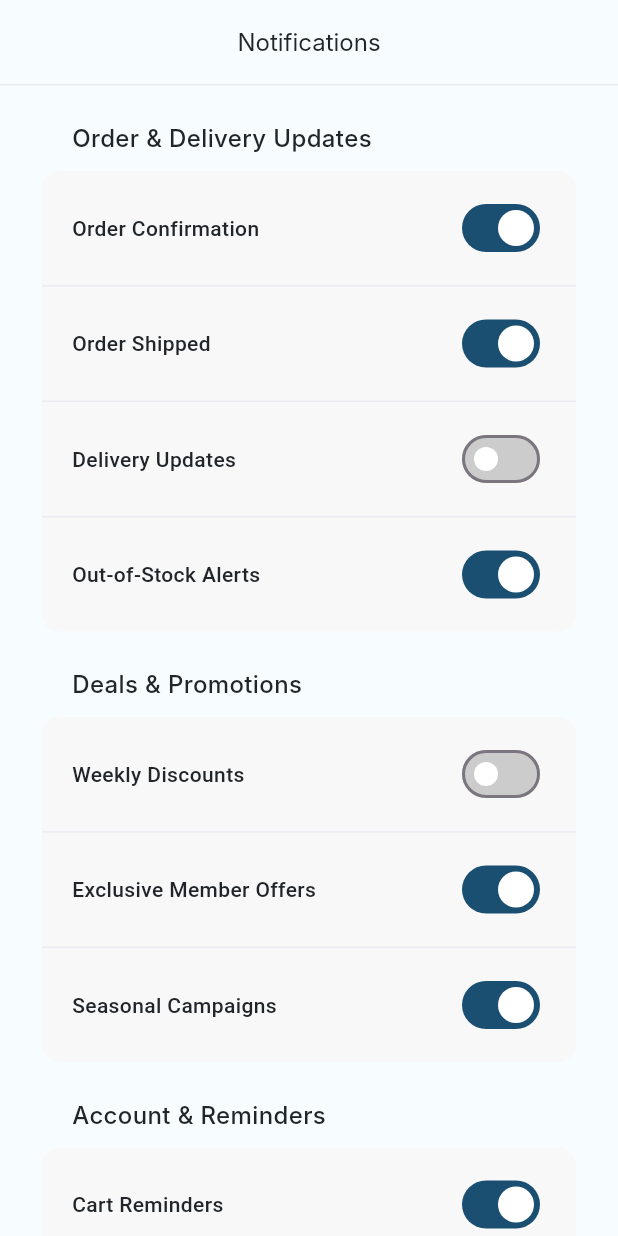
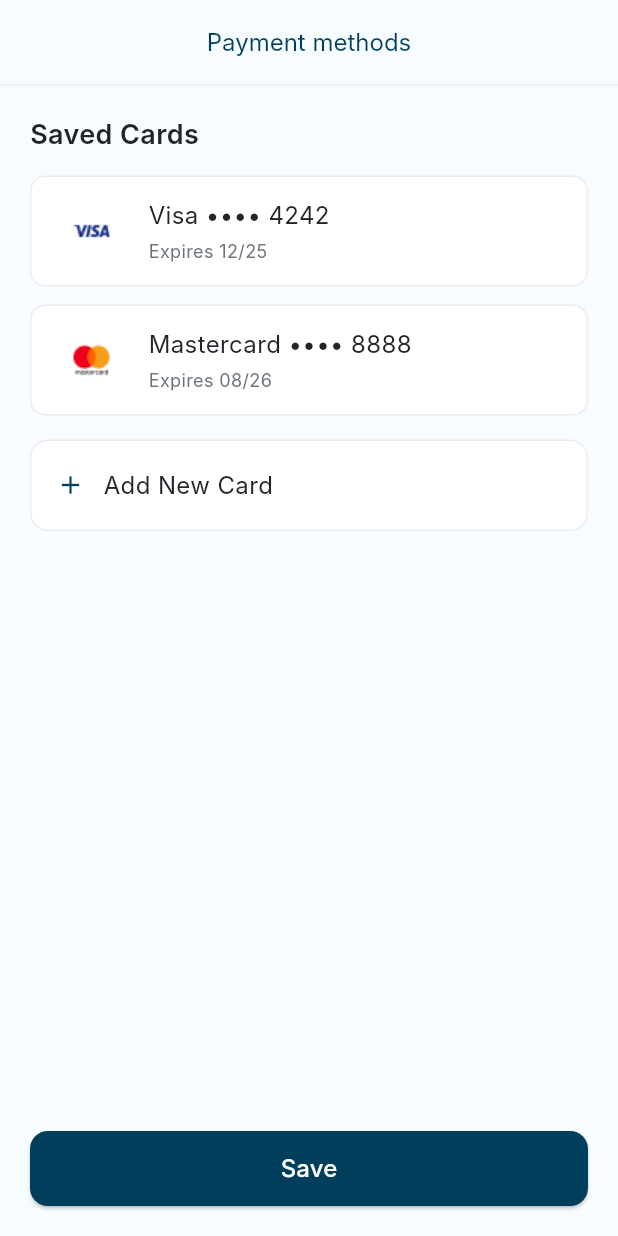
Before and after one commit to Elfouly282/grocery3, a Flutter app: the screen it shows after launch, on a phone screen of 412 x 824 dp. Run offline on Flutter 3.47's test engine with Material 3 defaults, Android fonts, the phone set to English and light mode, and no system bars; our stand-ins replace cached_network_image, dartz, dio, equatable, flutter_bloc, flutter_secure_storage and 5 more; missing offline and left inert: data_connection_checker_tv; Roboto replaces fonts that are missing (Cairo, Inter).

Commit message:
feat:design payment methods screen

```diff
--- a/lib/core/utils/theme/app_colors.dart
+++ b/lib/core/utils/theme/app_colors.dart
@@ -16,6 +16,7 @@ class AppColors {
   static const Color profileMenuItemBackground = Color(0xffEBEBF2);
   static const Color logoutColor = Color(0xffFF4D4D);
   static const Color iconColor = Color(0xFFBBBBBB);
+  static const Color inactiveTrackColor = Color(0xFFCCCCCC);
   // Status Colors
   static const Color success = Color(0xFF28A745);
   static const Color error = Color(0xFFDC3545);
--- a/lib/core/utils/theme/app_styles.dart
+++ b/lib/core/utils/theme/app_styles.dart
@@ -7,6 +7,18 @@ class AppStyles {
     fontSize: 24,
     fontWeight: FontWeight.bold,
     color: AppColors.black,
+  );
+  static const TextStyle font18Bold = TextStyle(
+    fontSize: 18,
+    fontWeight: FontWeight.w600,
+    color: AppColors.black,
+    fontFamily: AppFonts.interFont,
+  );
+  static const TextStyle font12Regular = TextStyle(
+    fontSize: 12,
+    fontWeight: FontWeight.w400,
+    color: AppColors.grey,
+    fontFamily: AppFonts.interFont,
   );
 
   static const TextStyle font16Medium = TextStyle(
--- /dev/null
+++ b/lib/features/profile/presentation/screens/payment_method_screen.dart
@@ -0,0 +1,75 @@
+import 'package:flutter/material.dart';
+import 'package:grocery3/core/shared_widgets/custom_app_bar.dart';
+import 'package:grocery3/core/shared_widgets/custom_button.dart';
+import 'package:grocery3/core/utils/theme/app_colors.dart';
+import 'package:grocery3/core/utils/theme/app_styles.dart';
+import 'package:grocery3/features/profile/presentation/widgets/add_new_card.dart';
+import 'package:grocery3/features/profile/presentation/widgets/card_model.dart';
+import 'package:grocery3/features/profile/presentation/widgets/custom_divider.dart';
+import 'package:grocery3/features/profile/presentation/widgets/saved_card_item.dart';
+
+class PaymentMethodsScreen extends StatelessWidget {
+  const PaymentMethodsScreen({super.key});
+
+  static const List<CardModel> _cards = [
+    CardModel(
+      imagePath: 'assets/images/visa_icon.png',
+      brand: 'Visa',
+      lastFour: '4242',
+      expiry: '12/25',
+    ),
+    CardModel(
+      imagePath: 'assets/images/master_card_icon.png',
+      brand: 'Mastercard',
+      lastFour: '8888',
+      expiry: '08/26',
+    ),
+  ];
+
+  @override
+  Widget build(BuildContext context) {
+    return SafeArea(
+      child: Scaffold(
+        backgroundColor: AppColors.profileBackground,
+        appBar: CustomAppBar(
+          bgColor: AppColors.profileBackground,
+          title: 'Payment methods',
+          showBackButton: true,
+          style: AppStyles.font16Medium.copyWith(
+            fontWeight: FontWeight.w400,
+            color: AppColors.primary,
+          ),
+        ),
+        body: Column(
+          crossAxisAlignment: CrossAxisAlignment.start,
+          children: [
+            CustomDivider(thickness: 1.5),
+            Expanded(
+              child: ListView(
+                padding: const EdgeInsets.all(20),
+                children: [
+                  const Text('Saved Cards', style: AppStyles.font18Bold),
+                  const SizedBox(height: 14),
+                  ..._cards.map((card) => SavedCardItem(card: card)),
+                  const SizedBox(height: 4),
+                  const AddNewCard(),
+                ],
+              ),
+            ),
+            Spacer(),
+            Padding(
+              padding: const EdgeInsets.all(20),
+              child: CustomButton(
+                backgroundColor: AppColors.primary,
+                text: 'Save',
+                onPressed: () {
+                  // Handle save action
+                },
+              ),
+            ),
+          ],
+        ),
+      ),
+    );
+  }
+}
--- a/lib/features/profile/presentation/screens/profile_screen.dart
+++ b/lib/features/profile/presentation/screens/profile_screen.dart
@@ -3,6 +3,7 @@ import 'package:grocery3/core/shared_widgets/custom_app_bar.dart';
 import 'package:grocery3/core/utils/theme/app_colors.dart';
 import 'package:grocery3/core/utils/theme/app_styles.dart';
 import 'package:grocery3/features/profile/presentation/screens/delivery_addresses_screen.dart';
+import 'package:grocery3/features/profile/presentation/screens/notifications_screen.dart';
 import 'package:grocery3/features/profile/presentation/screens/personl_details_screen.dart';
 import 'package:grocery3/features/profile/presentation/widgets/profile_avatar.dart';
 import 'package:grocery3/features/profile/presentation/widgets/profile_menu_item.dart';
@@ -54,6 +55,14 @@ class ProfileScreen extends StatelessWidget {
                     label: 'Delivery addresses',
                   ),
                   ProfileMenuItem(
+                    onTap: () {
+                      Navigator.push(
+                        context,
+                        MaterialPageRoute(
+                          builder: (context) => NotificationsScreen(),
+                        ),
+                      );
+                    },
                     imagePath: "assets/images/notifications_icon.png",
                     label: 'Notifications Allowed',
                   ),
--- /dev/null
+++ b/lib/features/profile/presentation/widgets/add_new_card.dart
@@ -0,0 +1,35 @@
+import 'package:flutter/material.dart';
+import 'package:grocery3/core/utils/theme/app_colors.dart';
+import 'package:grocery3/core/utils/theme/app_styles.dart';
+
+class AddNewCard extends StatelessWidget {
+  const AddNewCard({super.key});
+
+  @override
+  Widget build(BuildContext context) {
+    return GestureDetector(
+      onTap: () {},
+      child: Container(
+        padding: const EdgeInsets.symmetric(horizontal: 16, vertical: 18),
+        decoration: BoxDecoration(
+          color: AppColors.white,
+          borderRadius: BorderRadius.circular(12),
+          border: Border.all(color: AppColors.dividerColor),
+        ),
+        child: Row(
+          children: [
+            Icon(Icons.add, size: 20, color: AppColors.primary),
+            SizedBox(width: 12),
+            Text(
+              'Add New Card',
+              style: AppStyles.font16Medium.copyWith(
+                fontWeight: FontWeight.w400,
+                color: AppColors.black,
+              ),
+            ),
+          ],
+        ),
+      ),
+    );
+  }
+}
--- /dev/null
+++ b/lib/features/profile/presentation/widgets/card_model.dart
@@ -0,0 +1,13 @@
+class CardModel {
+  final String brand;
+  final String lastFour;
+  final String expiry;
+  final String imagePath;
+
+  const CardModel({
+    required this.brand,
+    required this.lastFour,
+    required this.expiry,
+    required this.imagePath,
+  });
+}
--- a/lib/features/profile/presentation/widgets/notification_item.dart
+++ b/lib/features/profile/presentation/widgets/notification_item.dart
@@ -40,10 +40,10 @@ class NotificationItem extends StatelessWidget {
               Switch(
                 value: isEnabled,
                 onChanged: onChanged,
-                activeThumbColor: const Color(0xFFFFFFFF),
-                activeTrackColor: const Color(0xFF1B4F72),
-                inactiveThumbColor: const Color(0xFFFFFFFF),
-                inactiveTrackColor: const Color(0xFFCCCCCC),
+                activeThumbColor: AppColors.white,
+                activeTrackColor: AppColors.primary,
+                inactiveThumbColor: AppColors.white,
+                inactiveTrackColor: AppColors.inactiveTrackColor,
               ),
             ],
           ),
--- /dev/null
+++ b/lib/features/profile/presentation/widgets/saved_card_item.dart
@@ -0,0 +1,44 @@
+import 'package:flutter/material.dart';
+import 'package:grocery3/core/utils/theme/app_colors.dart';
+import 'package:grocery3/core/utils/theme/app_styles.dart';
+import 'card_model.dart';
+
+class SavedCardItem extends StatelessWidget {
+  final CardModel card;
+
+  const SavedCardItem({super.key, required this.card});
+
+  @override
+  Widget build(BuildContext context) {
+    // print("card.imagePath: ${card.imagePath}");
+    return Container(
+      margin: const EdgeInsets.only(bottom: 12),
+      padding: const EdgeInsets.symmetric(horizontal: 16, vertical: 14),
+      decoration: BoxDecoration(
+        color: AppColors.white,
+        borderRadius: BorderRadius.circular(10),
+        border: Border.all(color: AppColors.dividerColor),
+      ),
+      child: Row(
+        children: [
+          SizedBox(width: 48, height: 32, child: Image.asset(card.imagePath)),
+          const SizedBox(width: 14),
+          Column(
+            crossAxisAlignment: CrossAxisAlignment.start,
+            children: [
+              Text(
+                '${card.brand} •••• ${card.lastFour}',
+                style: AppStyles.font16Medium.copyWith(
+                  fontWeight: FontWeight.w400,
+                  color: AppColors.black,
+                ),
+              ),
+              const SizedBox(height: 4),
+              Text('Expires ${card.expiry}', style: AppStyles.font12Regular),
+            ],
+          ),
+        ],
+      ),
+    );
+  }
+}
--- a/lib/main.dart
+++ b/lib/main.dart
@@ -1,5 +1,5 @@
 import 'package:flutter/material.dart';
-import 'package:grocery3/features/profile/presentation/screens/notifications_screen.dart';
+import 'package:grocery3/features/profile/presentation/screens/payment_method_screen.dart';
 import 'features/profile/presentation/screens/profile_screen.dart';
 import 'injection_container.dart' as di;
 import 'core/helper/cache/cache_helper.dart';
@@ -23,7 +23,7 @@ class MyApp extends StatelessWidget {
         colorScheme: ColorScheme.fromSeed(seedColor: Colors.deepPurple),
         useMaterial3: true,
       ),
-      home: NotificationsScreen(),
+      home: PaymentMethodsScreen(),
       // home: BlocProvider(
       //   create: (context) => di.sl<ProductBloc>(),
       //   child: const ProductDetailsScreen(productId: 1),
```
Also changed, not shown: assets/images/master_card_icon.png (added), assets/images/visa_icon.png (added).
